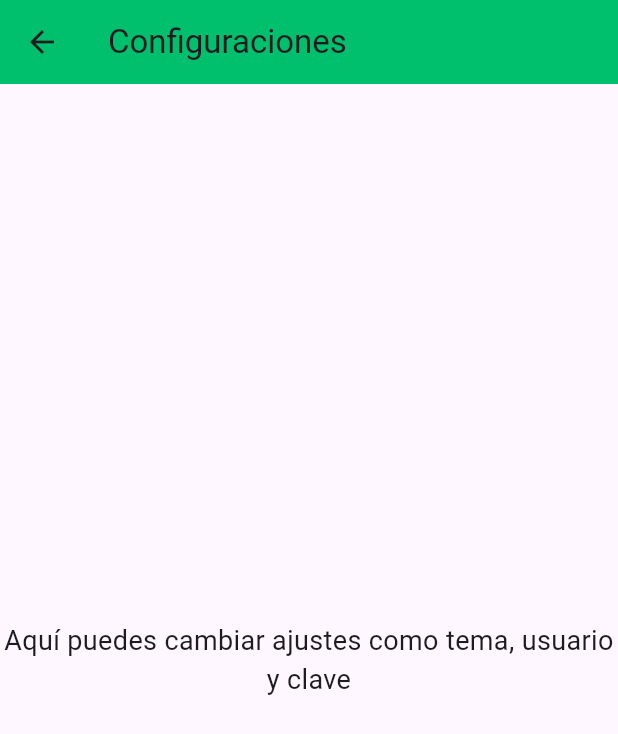
After one commit to juan-sotelo1994/appejemplo, a Flutter app: the Configuracion screen opened directly, on a phone screen of 412 x 824 dp. The commit adds this screen. Shown: the top 734 px of the screen. Run offline on Flutter 3.47's test engine with Material 3 defaults, Android fonts, the phone set to English and light mode, and no system bars; our stand-ins replace animated_splash_screen, flutter_svg; missing offline and left inert: circular_menu; network calls fail.

Commit message:
version9

```diff
--- /dev/null
+++ b/lib/widgets/configuracion/configuracion.dart
@@ -0,0 +1,22 @@
+import 'package:flutter/material.dart';
+
+class Configuracion extends StatelessWidget {
+  const Configuracion({super.key});
+
+  @override
+  Widget build(BuildContext context) {
+    return Scaffold(
+      appBar: AppBar(
+        title: const Text("Configuraciones"),
+        backgroundColor: const Color.fromARGB(255, 0, 191, 109),
+      ),
+      body: const Center(
+        child: Text(
+          "Aquí puedes cambiar ajustes como tema, usuario y clave",
+          textAlign: TextAlign.center,
+          style: TextStyle(fontSize: 18),
+        ),
+      ),
+    );
+  }
+}
```
Also changed, not shown: lib/widgets/menuprincipal/menuprincipal.dart (+16 -8 lines).
